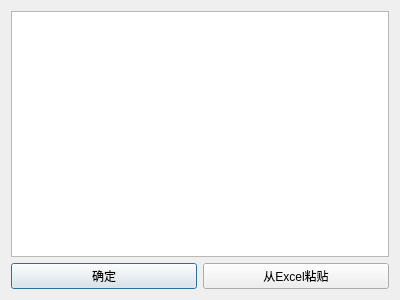
Old version of the form dialogs/routingtabledialog.ui in the repository SammyEnigma/Soc-Performance-Evaluation.
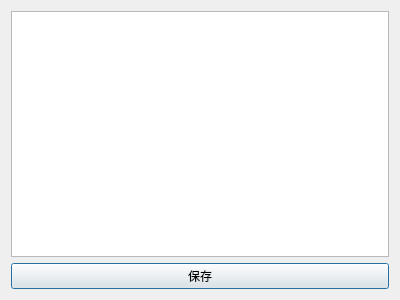
New version of the form.

The edit to the form file:
```diff
--- a/dialogs/routingtabledialog.ui
+++ b/dialogs/routingtabledialog.ui
@@ -14,30 +14,23 @@
    <string>Dialog</string>
   </property>
   <layout class="QVBoxLayout" name="verticalLayout">
-   <item>
-    <widget class="QTableWidget" name="tableWidget"/>
-   </item>
    <item>
     <layout class="QHBoxLayout" name="horizontalLayout">
      <property name="topMargin">
       <number>0</number>
      </property>
      <item>
-      <widget class="QPushButton" name="pushButton">
-       <property name="text">
-        <string>确定</string>
-       </property>
-      </widget>
-     </item>
-     <item>
-      <widget class="QPushButton" name="pushButton_2">
-       <property name="text">
-        <string>从Excel粘贴</string>
-       </property>
-      </widget>
+      <widget class="QPlainTextEdit" name="plainTextEdit"/>
      </item>
     </layout>
    </item>
+   <item>
+    <widget class="QPushButton" name="pushButton">
+     <property name="text">
+      <string>保存</string>
+     </property>
+    </widget>
+   </item>
   </layout>
  </widget>
  <resources/>
```
